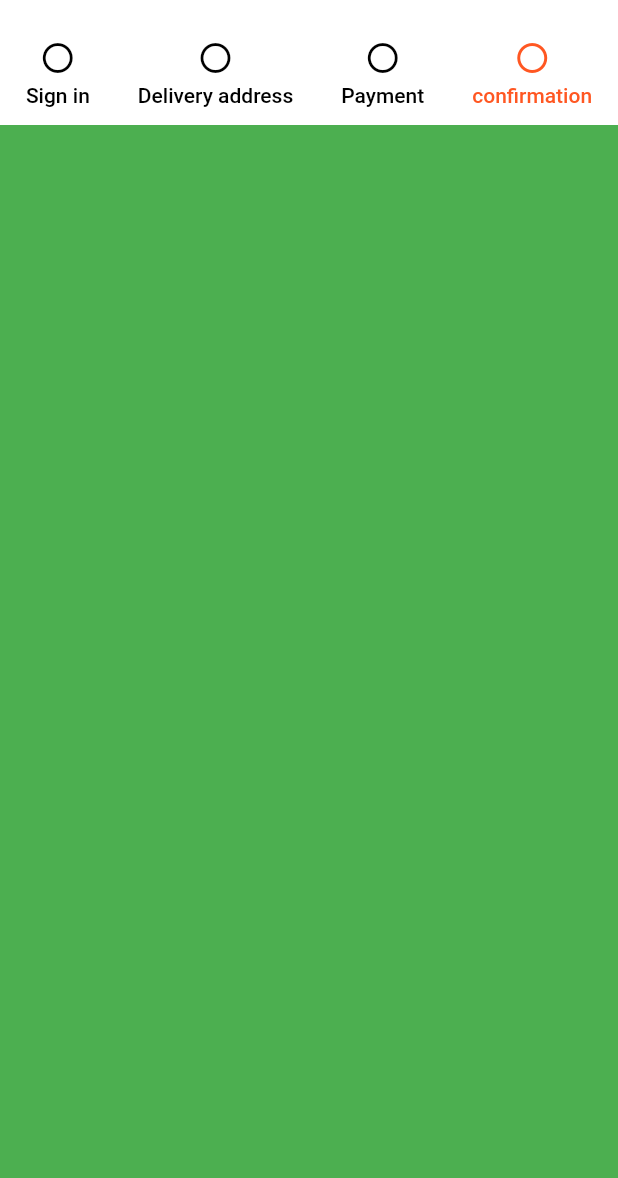
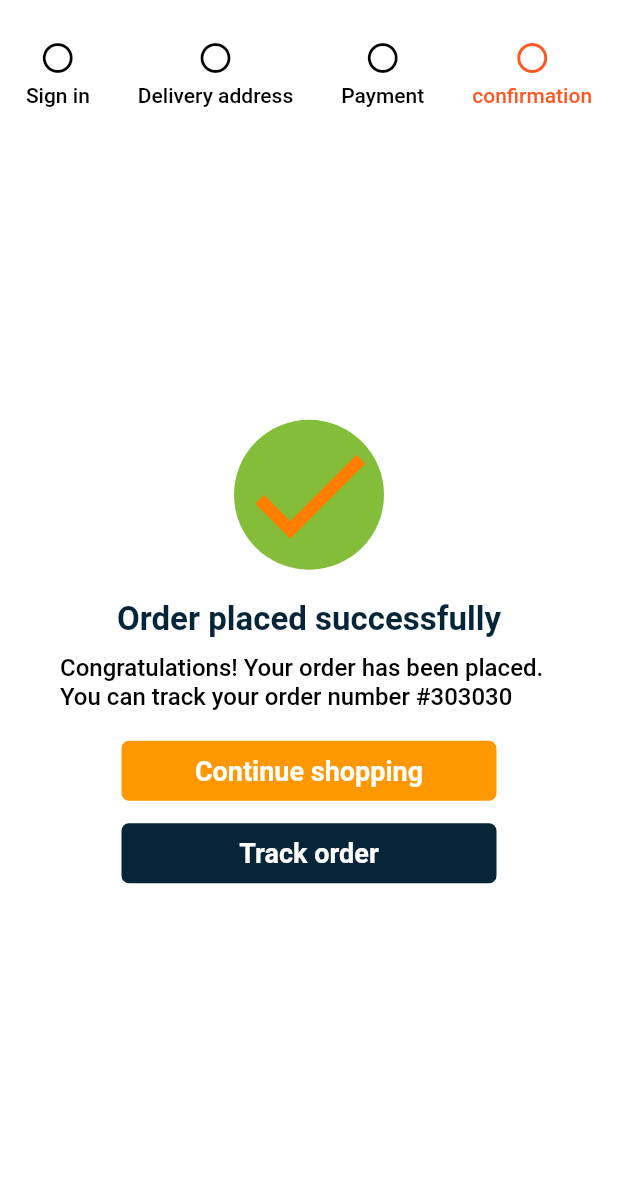
Before and after one commit to Eyobayie/digital_marketing_app, a Flutter app: the screen it shows after launch, tab 4 chosen, on a phone screen of 412 x 824 dp, the part 58-1236 px from its top. Run offline on Flutter 3.47's test engine with Material 2 defaults, Android fonts, the light colour scheme and no system bars; our stand-ins replace carousel_slider, flutter_html, font_awesome_flutter, smooth_page_indicator.

Commit message:
before payment

```diff
--- a/lib/main.dart
+++ b/lib/main.dart
@@ -6,6 +6,7 @@ import 'package:rynsysengineering/screens/cart_screen.dart';
 import 'package:rynsysengineering/screens/checkout_screen.dart';
 import 'package:rynsysengineering/screens/product_detail_screen.dart';
 import 'package:rynsysengineering/screens/product_list.dart';
+import 'package:rynsysengineering/widgets/confirmation.dart';
 
 void main() {
   runApp(const MyApp());
--- a/lib/screens/checkout_screen.dart
+++ b/lib/screens/checkout_screen.dart
@@ -3,6 +3,7 @@ import 'package:flutter/src/widgets/framework.dart';
 
 import 'package:flutter/material.dart';
 import 'package:font_awesome_flutter/font_awesome_flutter.dart';
+import 'package:rynsysengineering/widgets/confirmation.dart';
 import 'package:rynsysengineering/widgets/delivery_address.dart';
 import 'package:rynsysengineering/widgets/login_form.dart';
 import 'package:rynsysengineering/widgets/payment.dart';
@@ -63,13 +64,11 @@ class checkoutScreen extends StatelessWidget {
               ),
           ]),
         ),
-        body:  TabBarView(children:[
-          const LoginForm(),
-          const DeliveryAddress(),
-          const PaymentWidget(),
-           Container(height: 500,
-          color: Colors.green,
-          ),
+        body: const TabBarView(children: [
+           LoginForm(),
+           DeliveryAddress(),
+           PaymentWidget(),
+           Confirmation(),
         ]),
       ),
     );
--- /dev/null
+++ b/lib/widgets/confirmation.dart
@@ -0,0 +1,61 @@
+import 'package:flutter/material.dart';
+
+class Confirmation extends StatelessWidget {
+  const Confirmation({Key? key}) : super(key: key);
+  final bigStyle = const TextStyle(
+      color: Color(0xff062539), fontSize: 22, fontWeight: FontWeight.bold);
+   final smallStyle= const TextStyle(color: Colors.black,fontSize: 16,fontWeight: FontWeight.w500);
+   final buttonTextStyle=const TextStyle(fontWeight: FontWeight.bold,fontSize: 18,color: Colors.white);
+
+  @override
+  Widget build(BuildContext context) {
+    return Container(
+      color: Colors.white,
+      padding: const EdgeInsets.symmetric(horizontal: 40),
+      child: Column(
+        mainAxisAlignment: MainAxisAlignment.center,
+        children: [
+          const CircleAvatar(
+            backgroundColor: Color(0xff84BD3A),
+            radius: 50,
+            child: Icon(
+              Icons.check,
+              color: Color(0xffFF7E00),
+              size: 100,
+
+            ),
+          ),
+          const SizedBox(height: 20,),
+           Text('Order placed successfully',style: bigStyle,),
+          const SizedBox(
+            height: 10,
+          ),
+           Text(
+              'Congratulations! Your order has been placed. You can track your order number #303030',style: smallStyle,),
+          const SizedBox(
+            height: 20,
+          ),
+          buttonContainer('Continue shopping', Colors.orange),
+          const SizedBox(
+            height: 15,
+          ),
+          buttonContainer('Track order', const Color(0xff062539)),
+        ],
+      ),
+    );
+  }
+
+  Widget buttonContainer(String buttonTitle, Color containerColor) {
+    return Container(
+      height: 40,
+      width: 250,
+      decoration: BoxDecoration(
+        color: containerColor,
+        borderRadius: BorderRadius.circular(5),
+      ),
+      child: Center(
+        child: Text(buttonTitle,style: buttonTextStyle,),
+      ),
+    );
+  }
+}
--- a/lib/widgets/payment.dart
+++ b/lib/widgets/payment.dart
@@ -21,7 +21,7 @@ class _PaymentWidgetState extends State<PaymentWidget> {
     return Container(
       color: Colors.white,
       child: ListView(
-
+ padding:const EdgeInsets.symmetric(horizontal:10,),
         children: [
            ExpansionTile(
             title:  Text('Items',style: textStyle,),
@@ -31,12 +31,30 @@ class _PaymentWidgetState extends State<PaymentWidget> {
                   physics: const NeverScrollableScrollPhysics(),
                   itemCount: 4,
                   itemBuilder: (context,index)=>
-                   ListTile(
-                      leading: Image.asset('assets/images/shop1.jpg'),
-                      title:  Text('solar panel',style:textStyle),
-                      subtitle:  Text('2',style: textStyle,),
-                      trailing:  Text('2000 ETB',style: textStyle,),
+                   Column(
+                     children: [
+                       Container(
+                        decoration: BoxDecoration(
+                          color: Colors.white.withOpacity(0.7),
+                          borderRadius: BorderRadius.circular(10),
+                          boxShadow: [
+                            BoxShadow(color: Colors.grey.withOpacity(0.3),
+                            offset: const Offset(1,1),
+                            blurRadius: 0,
+                            spreadRadius: 0,
+                            ),
+                          ],
+                          ),
+                         child: ListTile(
+                            leading: Image.asset('assets/images/shop1.jpg'),
+                            title:  Text('solar panel',style:textStyle),
+                            subtitle:  Text('2',style: textStyle,),
+                            trailing:  Text('2000 ETB',style: textStyle,),
                   ),
+                       ),
+                       const SizedBox(height: 15,),
+                     ],
+                   ),
                 ),
 
 
@@ -107,10 +125,11 @@ class _PaymentWidgetState extends State<PaymentWidget> {
            ],),
            const SizedBox(height: 20),
            Container(
-            width: 200,
+            width: 250,
             height: 40,
-            decoration: const BoxDecoration(
+            decoration:  BoxDecoration(
               color: Colors.orange,
+              borderRadius: BorderRadius.circular(10),
             ),
             child: const Center(
               child: Text('PERCHASE ORDER-3000 ETB',style: TextStyle(color: Colors.white,fontSize: 20,fontWeight: FontWeight.bold),),),
```
